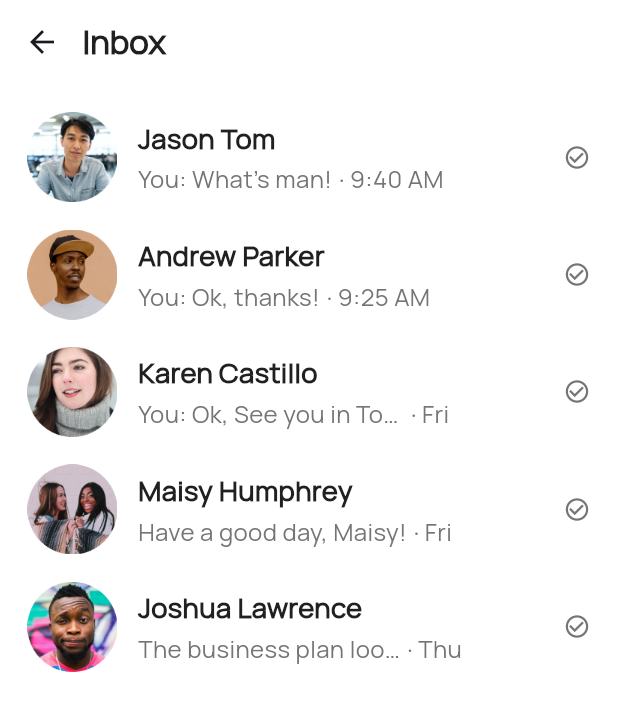
After one commit to Sayeed-Maheen/Falaj-User-App, a Flutter app: the UsersInboxScreen screen opened directly, on a phone screen of 412 x 824 dp. The commit adds this screen. Shown: the top 711 px of the screen. Run offline on Flutter 3.47's test engine with Material 2 defaults, Android fonts, the phone set to English and light mode, and no system bars; our stand-ins replace dotted_border, dropdown_button2, file_picker, flutter_screenutil, flutter_svg, flutter_switch and 2 more; accounts and stored records are empty.

Commit message:
20.08.23

```diff
--- a/lib/screens/rented_falaj_screen.dart
+++ b/lib/screens/rented_falaj_screen.dart
@@ -1,4 +1,4 @@
-import 'package:falaj_user_app/design_models/my_bottom_nav.dart';
+import 'package:falaj_user_app/design_models/users_bottom_nav.dart';
 import 'package:falaj_user_app/screens/signup_screen.dart';
 import 'package:flutter/material.dart';
 import 'package:flutter_screenutil/flutter_screenutil.dart';
--- a/lib/screens/select_payment_method_congrats_screen.dart
+++ b/lib/screens/select_payment_method_congrats_screen.dart
@@ -1,7 +1,7 @@
 import 'package:flutter/material.dart';
 import 'package:flutter_screenutil/flutter_screenutil.dart';
 
-import '../design_models/my_bottom_nav.dart';
+import '../design_models/users_bottom_nav.dart';
 import '../utils/app_colors.dart';
 
 class SelectPaymentMethodCongratsScreen extends StatelessWidget {
@@ -46,7 +46,7 @@ class SelectPaymentMethodCongratsScreen extends StatelessWidget {
           Navigator.pushAndRemoveUntil(
               context,
               MaterialPageRoute(
-                  builder: (BuildContext context) => const MyBottomNav()),
+                  builder: (BuildContext context) => const UsersBottomNav()),
               ModalRoute.withName('/'));
         },
         child: Container(
--- a/lib/screens/signup_screen.dart
+++ b/lib/screens/signup_screen.dart
@@ -1,6 +1,6 @@
 import 'package:dotted_border/dotted_border.dart';
 import 'package:dropdown_button2/dropdown_button2.dart';
-import 'package:falaj_user_app/design_models/my_bottom_nav.dart';
+import 'package:falaj_user_app/design_models/users_bottom_nav.dart';
 import 'package:falaj_user_app/utils/app_colors.dart';
 import 'package:file_picker/file_picker.dart';
 import 'package:flutter/material.dart';
@@ -95,7 +95,7 @@ class _SignupScreenState extends State<SignupScreen>
                         context,
                         MaterialPageRoute<void>(
                             builder: (BuildContext context) =>
-                                const MyBottomNav()),
+                                const UsersBottomNav()),
                         ModalRoute.withName('/'),
                       );
                     },
@@ -156,7 +156,7 @@ class _SignupScreenState extends State<SignupScreen>
                         context,
                         MaterialPageRoute<void>(
                             builder: (BuildContext context) =>
-                                const MyBottomNav()),
+                                const UsersBottomNav()),
                         ModalRoute.withName('/'),
                       );
                     },
--- /dev/null
+++ b/lib/screens/users_inbox_screen.dart
@@ -0,0 +1,143 @@
+import 'package:falaj_user_app/screens/users_chat_screen.dart';
+import 'package:flutter/material.dart';
+import 'package:flutter/services.dart';
+import 'package:flutter_screenutil/flutter_screenutil.dart';
+
+import '../utils/app_colors.dart';
+
+class UsersInboxScreen extends StatelessWidget {
+  UsersInboxScreen({Key? key}) : super(key: key);
+
+  final List<String> _images = [
+    'assets/images/inbox1.png',
+    'assets/images/inbox2.png',
+    'assets/images/inbox3.png',
+    'assets/images/inbox4.png',
+    'assets/images/inbox5.png',
+  ];
+  final List<String> _name = [
+    'Jason Tom',
+    'Andrew Parker',
+    'Karen Castillo',
+    'Maisy Humphrey',
+    'Joshua Lawrence',
+  ];
+  final List<String> _message = [
+    'You: What’s man!',
+    'You: Ok, thanks!',
+    'You: Ok, See you in To… ',
+    'Have a good day, Maisy!',
+    'The business plan loo…',
+  ];
+  final List<String> _time = [
+    '· 9:40 AM',
+    '· 9:25 AM',
+    '· Fri',
+    '· Fri',
+    '· Thu',
+  ];
+
+  @override
+  Widget build(BuildContext context) {
+    return Scaffold(
+        backgroundColor: AppColors.colorWhiteHighEmp,
+        appBar: AppBar(
+          systemOverlayStyle: SystemUiOverlayStyle.dark,
+          flexibleSpace: Container(
+            color: AppColors.colorWhiteHighEmp, // Set a fixed color here
+          ),
+          titleSpacing: -1,
+          leading: IconButton(
+            onPressed: () => Navigator.pop(context),
+            icon: const Icon(
+              Icons.arrow_back,
+              //  color: AppColors.colorBlackHighEmp,
+            ),
+          ),
+          title: const Text(
+            "Inbox",
+            style: TextStyle(
+              fontWeight: FontWeight.w600,
+              color: AppColors.colorBlackHighEmp,
+            ),
+          ),
+        ),
+        body: SafeArea(
+            child: ListView(
+          children: [
+            SizedBox(height: 8.h),
+            ...List.generate(
+              _images.length,
+              (index) => InkWell(
+                onTap: () {
+                  Navigator.push(
+                      context,
+                      MaterialPageRoute(
+                          builder: (context) => const UsersChatScreen()));
+                },
+                child: Container(
+                    padding: REdgeInsets.symmetric(horizontal: 16, vertical: 8),
+                    decoration: BoxDecoration(
+                        color: AppColors.colorWhiteHighEmp,
+                        borderRadius: BorderRadius.circular(12)),
+                    child: Row(
+                      mainAxisAlignment: MainAxisAlignment.spaceBetween,
+                      children: [
+                        Row(
+                          children: [
+                            Image.asset(
+                              _images[index],
+                              height: 60,
+                              width: 60,
+                            ),
+                            SizedBox(width: 12.w),
+                            Column(
+                              crossAxisAlignment: CrossAxisAlignment.start,
+                              children: [
+                                Text(
+                                  _name[index],
+                                  style: TextStyle(
+                                    fontSize: 16.sp,
+                                    fontWeight: FontWeight.w600,
+                                    color: AppColors.colorBlackHighEmp,
+                                  ),
+                                ),
+                                SizedBox(height: 2.h),
+                                Row(
+                                  children: [
+                                    Text(
+                                      _message[index],
+                                      style: TextStyle(
+                                        fontSize: 14.sp,
+                                        fontWeight: FontWeight.w400,
+                                        color: AppColors.colorBlackLowEmp,
+                                      ),
+                                    ),
+                                    SizedBox(width: 4.w),
+                                    Text(
+                                      _time[index],
+                                      style: TextStyle(
+                                        fontSize: 14.sp,
+                                        fontWeight: FontWeight.w400,
+                                        color: AppColors.colorBlackLowEmp,
+                                      ),
+                                    ),
+                                  ],
+                                ),
+                              ],
+                            ),
+                          ],
+                        ),
+                        const Icon(
+                          Icons.check_circle_outline,
+                          color: AppColors.colorBlackLowEmp,
+                          size: 18,
+                        )
+                      ],
+                    )),
+              ),
+            ),
+          ],
+        )));
+  }
+}
--- a/pubspec.yaml
+++ b/pubspec.yaml
@@ -45,6 +45,7 @@ dependencies:
   material_segmented_control:
   image_picker: ^1.0.2
   flutter_switch: ^0.3.2
+  flutter_keyboard_visibility: ^5.4.1
 
 
 dev_dependencies:
```
Also changed, not shown: lib/design_models/users_bottom_nav.dart (renamed from lib/design_models/my_bottom_nav.dart, +13 -7 lines), lib/screens/login_screen.dart (+9 -3 lines), lib/screens/users_chat_screen.dart (added, +152 -0 lines), lib/screens/users_home_screen.dart (renamed from lib/screens/homeScreen.dart, +15 -6 lines), lib/screens/users_profile_screen.dart (renamed from lib/screens/profile_screen.dart, +4 -4 lines), assets/images/chat_img.png (added), assets/images/inbox1.png (added), assets/images/inbox2.png (added), assets/images/inbox3.png (added), assets/images/inbox4.png (added), assets/images/inbox5.png (added), assets/images/send.svg (added), pubspec.lock.
